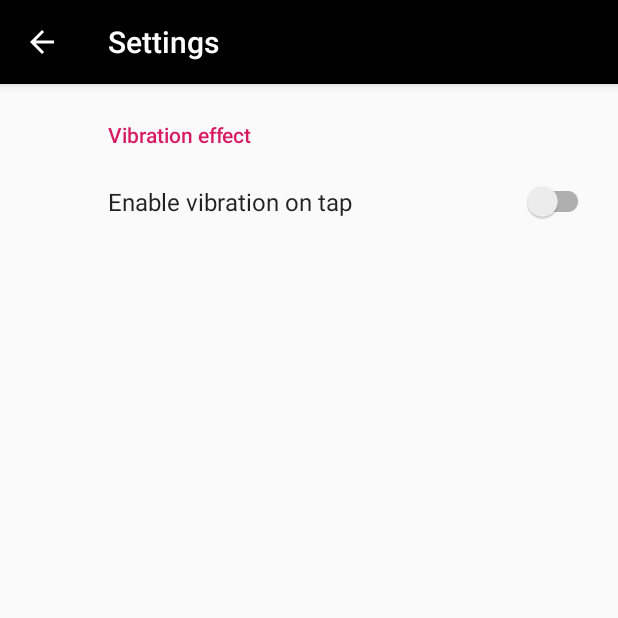
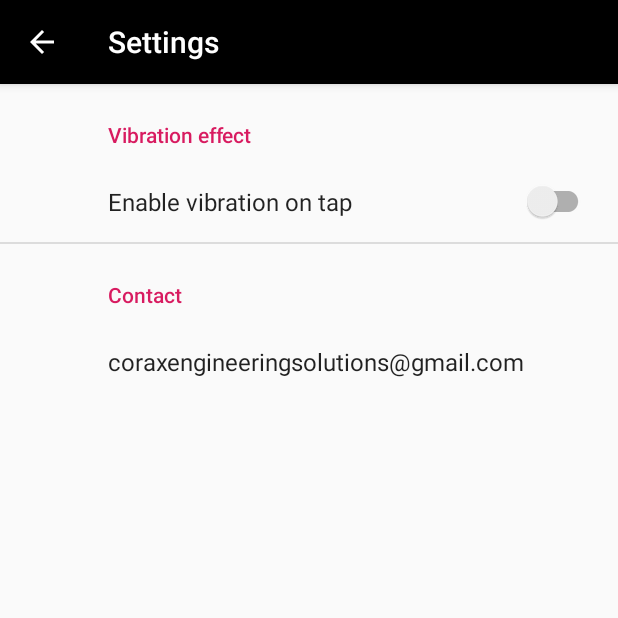
Before and after one commit to laur1208/HeadClearancePRO, an Android app: the SettingsActivity screen opened directly, with no data from a screen before it, on a phone screen of 412 x 824 dp, the top half of it. Run offline under Robolectric (Android 15) with nearby library versions, the phone set to English and light mode, and no system bars; our stand-ins replace androidx.preference; network calls fail; 5 statements that could not run were skipped.

Commit message:
contact field

```diff
--- a/app/src/main/res/xml/root_preferences.xml
+++ b/app/src/main/res/xml/root_preferences.xml
@@ -11,4 +11,14 @@
 
     </PreferenceCategory>
 
+    <PreferenceCategory app:title="Contact">
+
+        <EditTextPreference
+            android:defaultValue="Default value"
+            android:key="edit_text_preference_1"
+            android:selectAllOnFocus="true"
+            android:singleLine="true"
+            android:title="coraxengineeringsolutions@gmail.com" />
+    </PreferenceCategory>
+
 </PreferenceScreen>
```
